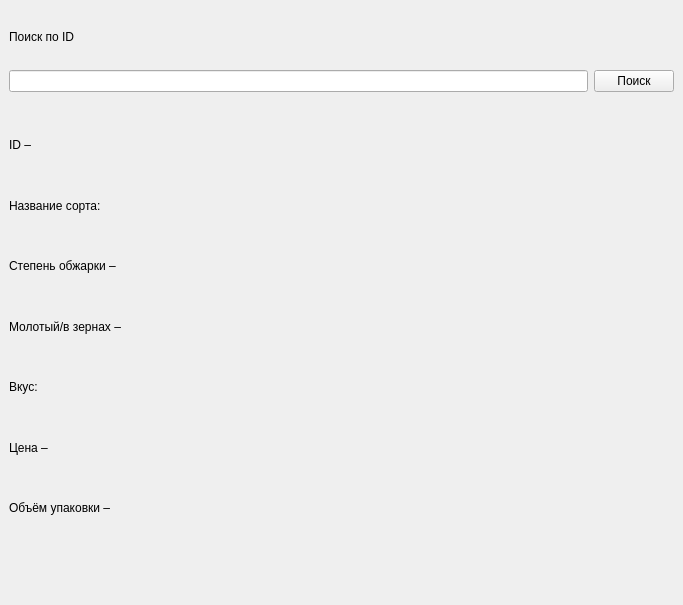
First picture: the form in main.ui, repository Pechenka106/Coffe_database, before the edit.
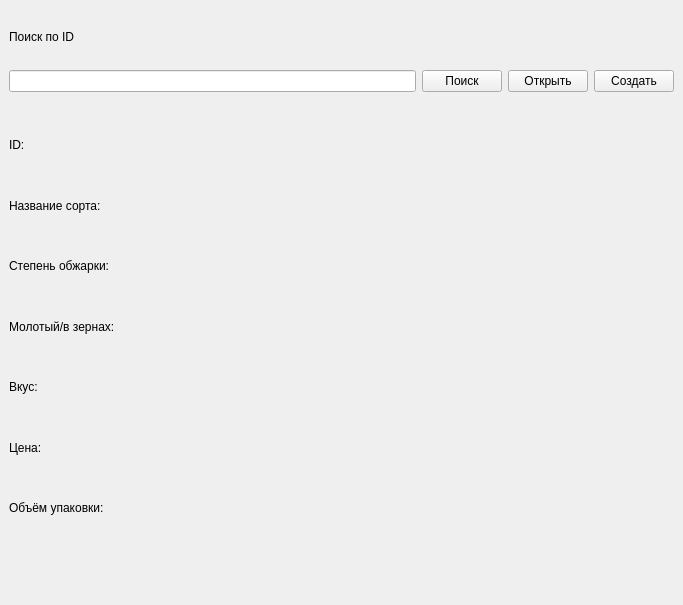
Second picture: the form after the edit.

Commit message: basic search, edit and create

```diff
--- a/main.ui
+++ b/main.ui
@@ -34,6 +34,20 @@
         </property>
        </widget>
       </item>
+      <item>
+       <widget class="QPushButton" name="open">
+        <property name="text">
+         <string>Открыть</string>
+        </property>
+       </widget>
+      </item>
+      <item>
+       <widget class="QPushButton" name="create">
+        <property name="text">
+         <string>Создать</string>
+        </property>
+       </widget>
+      </item>
      </layout>
     </item>
     <item>
@@ -52,7 +66,7 @@
     <item>
      <widget class="QLabel" name="id">
       <property name="text">
-       <string>ID –</string>
+       <string>ID:</string>
       </property>
      </widget>
     </item>
@@ -66,14 +80,14 @@
     <item>
      <widget class="QLabel" name="roasting">
       <property name="text">
-       <string>Степень обжарки –</string>
+       <string>Степень обжарки:</string>
       </property>
      </widget>
     </item>
     <item>
      <widget class="QLabel" name="type">
       <property name="text">
-       <string>Молотый/в зернах –</string>
+       <string>Молотый/в зернах:</string>
       </property>
      </widget>
     </item>
@@ -87,14 +101,14 @@
     <item>
      <widget class="QLabel" name="price">
       <property name="text">
-       <string>Цена –</string>
+       <string>Цена:</string>
       </property>
      </widget>
     </item>
     <item>
      <widget class="QLabel" name="volume">
       <property name="text">
-       <string>Объём упаковки –</string>
+       <string>Объём упаковки:</string>
       </property>
      </widget>
     </item>
```
The commit also changes 3 other files.
